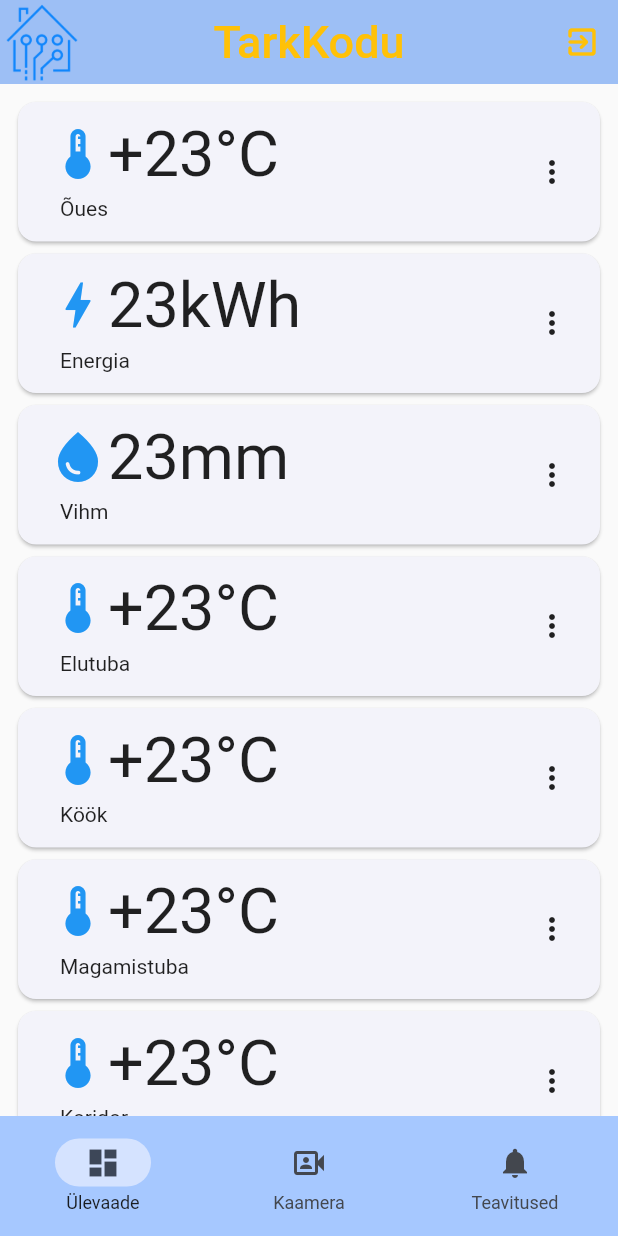
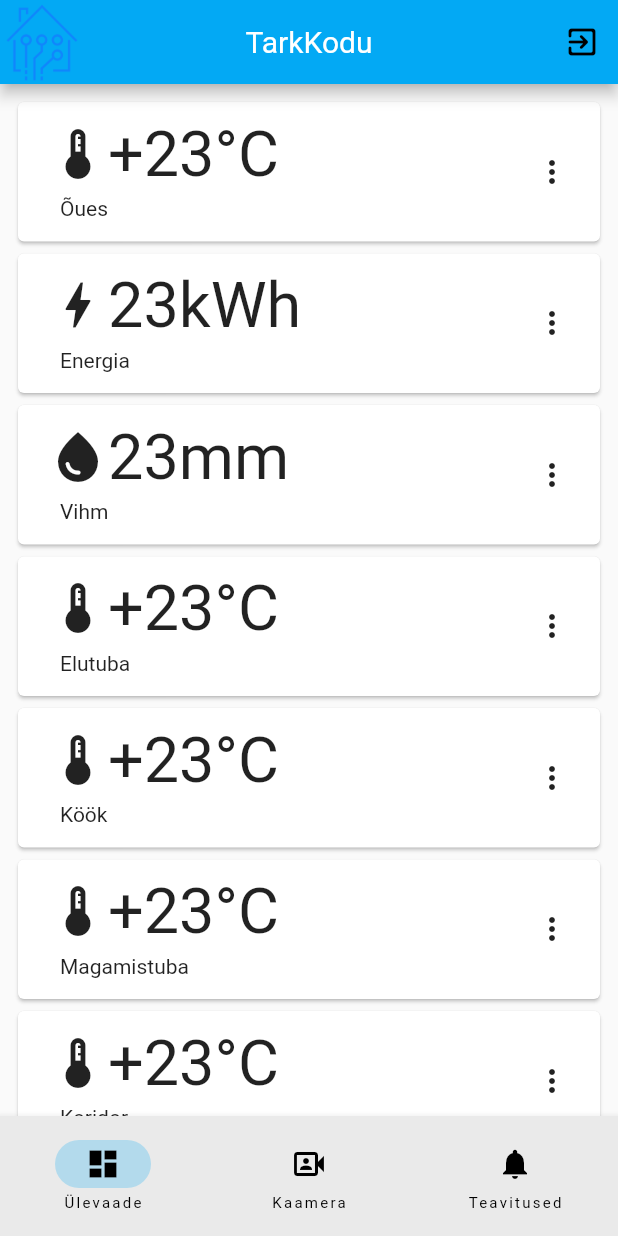
Before and after one commit to kaiusk/targa_kodu_app, a Flutter app: the screen it shows once a user with an empty profile is signed in, on a phone screen of 412 x 824 dp. Run offline on Flutter 3.47's test engine with Material 2 defaults, Android fonts, the phone set to English and light mode, and no system bars; our stand-ins replace firebase_auth, firebase_core; accounts and stored records are empty; Roboto replaces fonts that are missing (Hind).

Commit message:
custom theme

```diff
--- a/lib/main.dart
+++ b/lib/main.dart
@@ -4,11 +4,12 @@ import 'package:flutter/material.dart';
 import 'package:targa_kodu_app/screens/auth.dart';
 import 'package:targa_kodu_app/screens/dashboard.dart';
 import 'package:targa_kodu_app/screens/splash.dart';
+import 'package:targa_kodu_app/theme.dart';
 
 import 'firebase_options.dart';
 
 var kColorScheme =
-    ColorScheme.fromSeed(seedColor: const Color.fromARGB(255, 72, 120, 185));
+    ColorScheme.fromSeed(seedColor: const Color.fromARGB(255, 3, 17, 35));
 
 Future<void> main() async {
   WidgetsFlutterBinding.ensureInitialized();
@@ -25,13 +26,7 @@ class App extends StatelessWidget {
   Widget build(BuildContext context) {
     return MaterialApp(
         title: 'FlutterChat',
-        theme: ThemeData().copyWith(
-            useMaterial3: true,
-            colorScheme: kColorScheme,
-            appBarTheme: const AppBarTheme().copyWith(
-                backgroundColor: kColorScheme.inversePrimary,
-                foregroundColor: kColorScheme.primaryContainer,
-                elevation: 4)),
+        theme: smartHomeTheme,
         home: StreamBuilder(
           stream: FirebaseAuth.instance.authStateChanges(),
           builder: (ctx, snapshot) {
--- a/lib/screens/dashboard.dart
+++ b/lib/screens/dashboard.dart
@@ -21,10 +21,9 @@ class _DashboardScreenState extends State<DashboardScreen> {
   Widget build(BuildContext context) {
     return Scaffold(
         appBar: AppBar(
-          foregroundColor: Colors.amber,
           leading: Image.asset('assets/images/icon.png'),
           centerTitle: true,
-          title: const Text('TarkKodu', textScaleFactor: 1.5,),
+          title: const Text('TarkKodu'),
           actions: [
             IconButton(
                 onPressed: () {
@@ -54,10 +53,10 @@ class _DashboardScreenState extends State<DashboardScreen> {
               currentPageIndex = index;
             });
           },
-          indicatorColor: Theme.of(context).colorScheme.primaryContainer,
+          //indicatorColor: Theme.of(context).colorScheme.primaryContainer,
           selectedIndex: currentPageIndex,
           elevation: 4,
-          backgroundColor: Theme.of(context).colorScheme.inversePrimary,
+          //backgroundColor: Theme.of(context).colorScheme.inversePrimary,
           destinations: const <Widget>[
             NavigationDestination(
               icon: Icon(Icons.dashboard),
--- /dev/null
+++ b/lib/theme.dart
@@ -0,0 +1,23 @@
+import 'package:flutter/material.dart';
+
+final ThemeData smartHomeTheme = ThemeData(
+  primarySwatch: Colors.lightBlue,
+  hintColor: Colors.grey,
+  visualDensity: VisualDensity.adaptivePlatformDensity,
+  textTheme: const TextTheme(
+    displayLarge: TextStyle(fontSize: 72.0, fontWeight: FontWeight.bold),
+    titleLarge: TextStyle(fontSize: 36.0, fontStyle: FontStyle.italic),
+    bodyMedium: TextStyle(fontSize: 14.0, fontFamily: 'Hind'),
+  ),
+  buttonTheme: const ButtonThemeData(
+    buttonColor: Colors.grey,
+    textTheme: ButtonTextTheme.primary,
+  ),
+  appBarTheme: const AppBarTheme(
+    color: Colors.lightBlue,
+    titleTextStyle: TextStyle(color: Colors.white, fontSize: 20.0),
+  ),
+  floatingActionButtonTheme: const FloatingActionButtonThemeData(
+    backgroundColor: Colors.grey,
+  ),
+);
--- a/lib/widgets/card_widget.dart
+++ b/lib/widgets/card_widget.dart
@@ -30,7 +30,7 @@ class CardWidget extends StatelessWidget {
                     Icon(
                       icon,
                       size: 40,
-                      color: Colors.blue,
+                      //color: Colors.blue,
                     ),
                     Text(
                       value,
```
